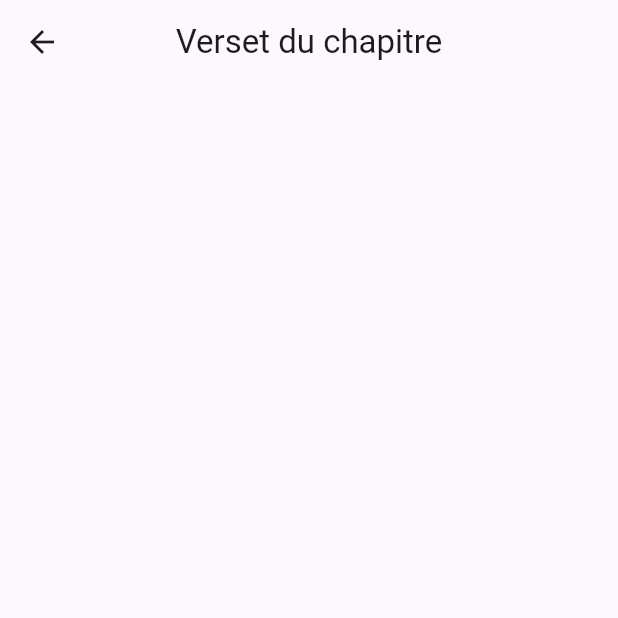
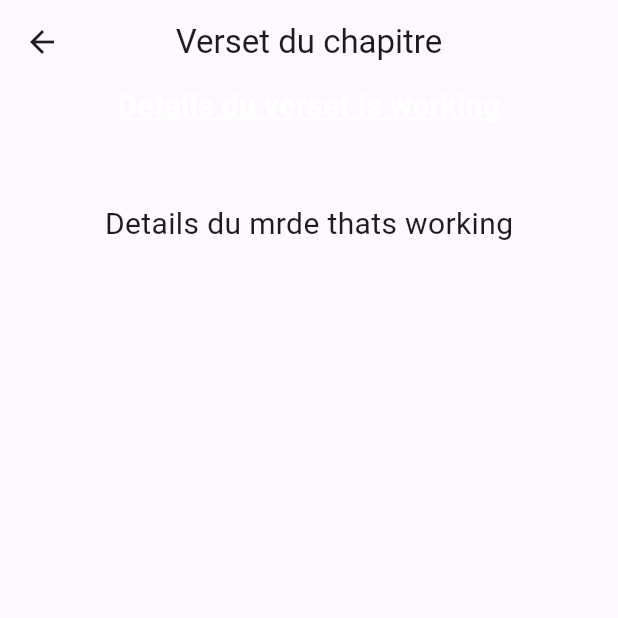
Before and after one commit to mooosmad/piousbible, a Flutter app: the DetailsversebychapterView screen opened directly, on a phone screen of 412 x 824 dp, the top half of it. Run offline on Flutter 3.47's test engine with Material 3 defaults, Android fonts, the phone set to English and light mode, and no system bars; our stand-ins replace get, zoom_tap_animation.

Commit message:
fix:all thing

```diff
--- a/lib/app/modules/bible/views/detailsversebychapter_view.dart
+++ b/lib/app/modules/bible/views/detailsversebychapter_view.dart
@@ -12,7 +12,9 @@
         centerTitle: true,
       ),
       body: const Center(
-        child: Text(
+        child: Column(
+          children: [
+            Text(
               'Details du verset is working',
               style: TextStyle(
                 fontSize: 20,
@@ -23,6 +25,13 @@
                 decorationColor: Colors.white,
               ),
             ),
+            SizedBox(height: 50),
+            Text('Details du mrde thats working',
+                style: TextStyle(
+                  fontSize: 20,
+                ))
+          ],
+        ),
       ),
     );
   }
--- a/lib/app/modules/searchbible/views/searchbible_view.dart
+++ b/lib/app/modules/searchbible/views/searchbible_view.dart
@@ -15,7 +15,7 @@
       ),
       body: const Center(
         child: Text(
-          'Center is working here',
+          'Aucune recherche n\'est en cours',
           style: TextStyle(fontSize: 20),
         ),
       ),
```
Lines whose indentation alone changed are shown as unchanged.
